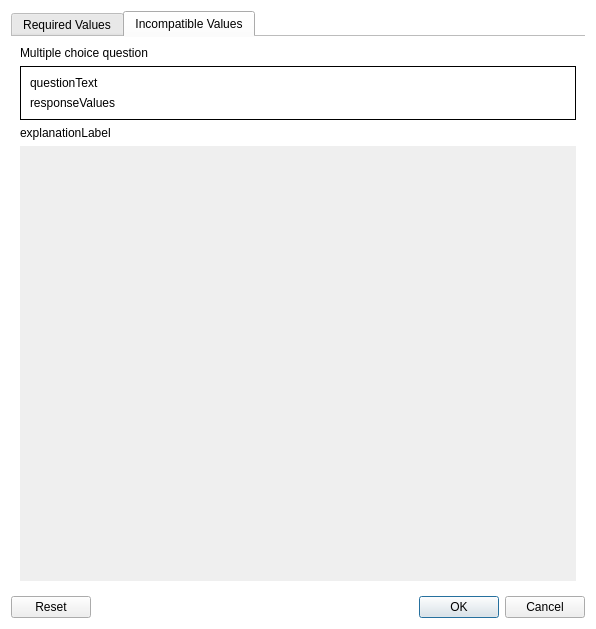
Before: the Qt Designer form dialogs/attributeRulesDialog.ui in gruepr/gruepr, drawn with Qt 5.
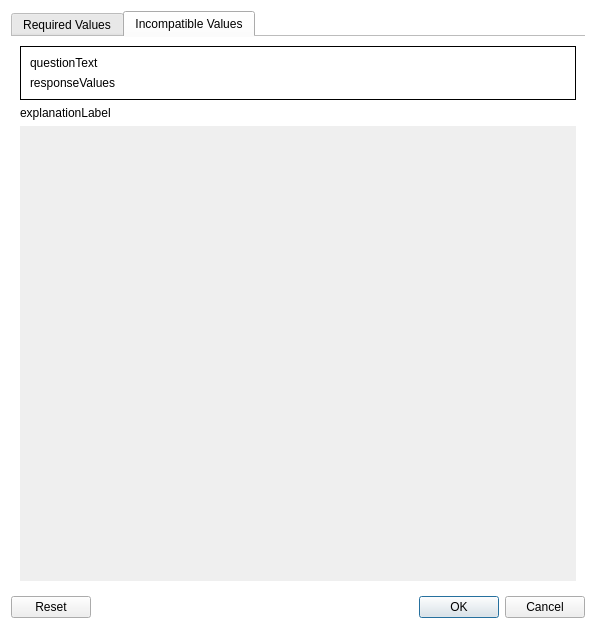
After: the same form once the commit is applied. The open tabs and pages were chosen to show the change.

Diff of the .ui file:
```diff
--- a/dialogs/attributeRulesDialog.ui
+++ b/dialogs/attributeRulesDialog.ui
@@ -119,19 +119,6 @@
        <string>Incompatible Values</string>
       </attribute>
       <layout class="QVBoxLayout" name="incompVerticalLayout">
-       <item>
-        <widget class="QLabel" name="questionNumLabel">
-         <property name="lineWidth">
-          <number>0</number>
-         </property>
-         <property name="text">
-          <string>Multiple choice question </string>
-         </property>
-         <property name="wordWrap">
-          <bool>true</bool>
-         </property>
-        </widget>
-       </item>
        <item>
         <widget class="QFrame" name="responseValuesFrame">
          <property name="frameShape">
@@ -206,7 +193,7 @@
             <x>0</x>
             <y>0</y>
             <width>560</width>
-            <height>427</height>
+            <height>449</height>
            </rect>
           </property>
           <layout class="QVBoxLayout" name="incompScrollAreaLayout"/>
```
Left out of the diff: 41 changed lines with no effect on the pictures.
